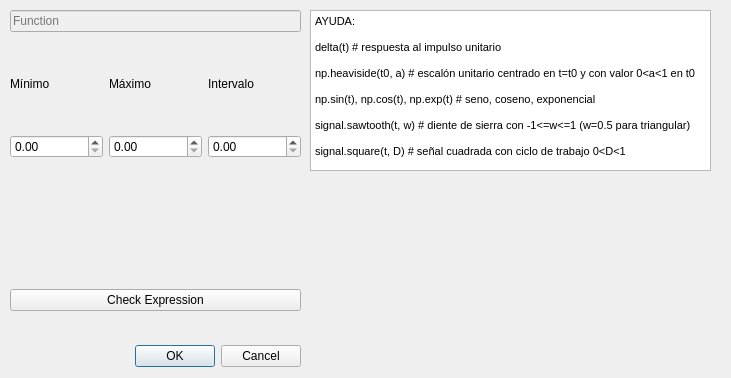
This is designer/response_window.ui in juan-sb/filtertool-tc22 as Qt 5 draws it before an edit. The edited form follows.
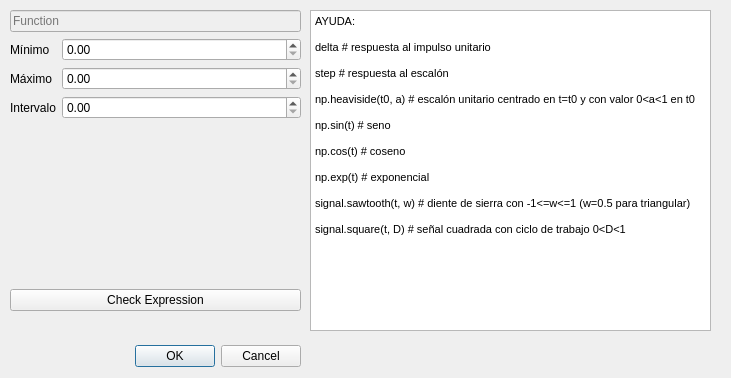
This is the edited form. Custom widgets are drawn as their Qt base class.

Commit message: mejoras en interfaz

```diff
--- a/designer/response_window.ui
+++ b/designer/response_window.ui
@@ -79,60 +79,51 @@
      </widget>
     </item>
     <item row="1" column="0">
-     <layout class="QHBoxLayout" name="horizontalLayout">
-      <item>
-       <layout class="QVBoxLayout" name="verticalLayout">
-        <item>
+     <layout class="QFormLayout" name="formLayout">
+      <item row="0" column="0">
          <widget class="QLabel" name="label">
           <property name="text">
            <string>Mínimo</string>
           </property>
          </widget>
         </item>
-        <item>
+      <item row="0" column="1">
          <widget class="QDoubleSpinBox" name="minbox"/>
         </item>
-       </layout>
-      </item>
-      <item>
-       <layout class="QVBoxLayout" name="verticalLayout_2">
-        <item>
+      <item row="1" column="0">
          <widget class="QLabel" name="label_2">
           <property name="text">
            <string>Máximo</string>
           </property>
          </widget>
         </item>
-        <item>
+      <item row="1" column="1">
          <widget class="QDoubleSpinBox" name="maxbox"/>
         </item>
-       </layout>
-      </item>
-      <item>
-       <layout class="QVBoxLayout" name="verticalLayout_3">
-        <item>
+      <item row="2" column="0">
          <widget class="QLabel" name="label_3">
           <property name="text">
            <string>Intervalo</string>
           </property>
          </widget>
         </item>
-        <item>
+      <item row="2" column="1">
          <widget class="QDoubleSpinBox" name="stepbox"/>
         </item>
        </layout>
       </item>
      </layout>
-    </item>
-   </layout>
   </widget>
   <widget class="QTextBrowser" name="textBrowser">
+   <property name="enabled">
+    <bool>true</bool>
+   </property>
    <property name="geometry">
     <rect>
      <x>310</x>
      <y>10</y>
      <width>401</width>
-     <height>161</height>
+     <height>321</height>
     </rect>
    </property>
    <property name="html">
@@ -142,11 +133,17 @@
 &lt;/style&gt;&lt;/head&gt;&lt;body style=&quot; font-family:'MS Shell Dlg 2'; font-size:8.25pt; font-weight:400; font-style:normal;&quot;&gt;
 &lt;p style=&quot; margin-top:0px; margin-bottom:0px; margin-left:0px; margin-right:0px; -qt-block-indent:0; text-indent:0px;&quot;&gt;AYUDA:&lt;/p&gt;
 &lt;p style=&quot;-qt-paragraph-type:empty; margin-top:0px; margin-bottom:0px; margin-left:0px; margin-right:0px; -qt-block-indent:0; text-indent:0px;&quot;&gt;&lt;br /&gt;&lt;/p&gt;
-&lt;p style=&quot; margin-top:0px; margin-bottom:0px; margin-left:0px; margin-right:0px; -qt-block-indent:0; text-indent:0px;&quot;&gt;delta(t) # respuesta al impulso unitario&lt;/p&gt;
+&lt;p style=&quot; margin-top:0px; margin-bottom:0px; margin-left:0px; margin-right:0px; -qt-block-indent:0; text-indent:0px;&quot;&gt;delta # respuesta al impulso unitario&lt;/p&gt;
+&lt;p style=&quot;-qt-paragraph-type:empty; margin-top:0px; margin-bottom:0px; margin-left:0px; margin-right:0px; -qt-block-indent:0; text-indent:0px;&quot;&gt;&lt;br /&gt;&lt;/p&gt;
+&lt;p style=&quot; margin-top:0px; margin-bottom:0px; margin-left:0px; margin-right:0px; -qt-block-indent:0; text-indent:0px;&quot;&gt;step # respuesta al escalón&lt;/p&gt;
 &lt;p style=&quot;-qt-paragraph-type:empty; margin-top:0px; margin-bottom:0px; margin-left:0px; margin-right:0px; -qt-block-indent:0; text-indent:0px;&quot;&gt;&lt;br /&gt;&lt;/p&gt;
 &lt;p style=&quot; margin-top:0px; margin-bottom:0px; margin-left:0px; margin-right:0px; -qt-block-indent:0; text-indent:0px;&quot;&gt;np.heaviside(t0, a) # escalón unitario centrado en t=t0 y con valor 0&amp;lt;a&amp;lt;1 en t0&lt;/p&gt;
 &lt;p style=&quot;-qt-paragraph-type:empty; margin-top:0px; margin-bottom:0px; margin-left:0px; margin-right:0px; -qt-block-indent:0; text-indent:0px;&quot;&gt;&lt;br /&gt;&lt;/p&gt;
-&lt;p style=&quot; margin-top:0px; margin-bottom:0px; margin-left:0px; margin-right:0px; -qt-block-indent:0; text-indent:0px;&quot;&gt;np.sin(t), np.cos(t), np.exp(t) # seno, coseno, exponencial&lt;/p&gt;
+&lt;p style=&quot; margin-top:0px; margin-bottom:0px; margin-left:0px; margin-right:0px; -qt-block-indent:0; text-indent:0px;&quot;&gt;np.sin(t) # seno&lt;/p&gt;
+&lt;p style=&quot;-qt-paragraph-type:empty; margin-top:0px; margin-bottom:0px; margin-left:0px; margin-right:0px; -qt-block-indent:0; text-indent:0px;&quot;&gt;&lt;br /&gt;&lt;/p&gt;
+&lt;p style=&quot; margin-top:0px; margin-bottom:0px; margin-left:0px; margin-right:0px; -qt-block-indent:0; text-indent:0px;&quot;&gt;np.cos(t) # coseno&lt;/p&gt;
+&lt;p style=&quot;-qt-paragraph-type:empty; margin-top:0px; margin-bottom:0px; margin-left:0px; margin-right:0px; -qt-block-indent:0; text-indent:0px;&quot;&gt;&lt;br /&gt;&lt;/p&gt;
+&lt;p style=&quot; margin-top:0px; margin-bottom:0px; margin-left:0px; margin-right:0px; -qt-block-indent:0; text-indent:0px;&quot;&gt;np.exp(t) # exponencial&lt;/p&gt;
 &lt;p style=&quot;-qt-paragraph-type:empty; margin-top:0px; margin-bottom:0px; margin-left:0px; margin-right:0px; -qt-block-indent:0; text-indent:0px;&quot;&gt;&lt;br /&gt;&lt;/p&gt;
 &lt;p style=&quot; margin-top:0px; margin-bottom:0px; margin-left:0px; margin-right:0px; -qt-block-indent:0; text-indent:0px;&quot;&gt;signal.sawtooth(t, w) # diente de sierra con -1&amp;lt;=w&amp;lt;=1 (w=0.5 para triangular)&lt;/p&gt;
 &lt;p style=&quot;-qt-paragraph-type:empty; margin-top:0px; margin-bottom:0px; margin-left:0px; margin-right:0px; -qt-block-indent:0; text-indent:0px;&quot;&gt;&lt;br /&gt;&lt;/p&gt;
```
Left out of the diff: 20 changed lines with no effect on the pictures. Lines whose indentation alone changed are shown as unchanged. The commit also changes 6 other files.
